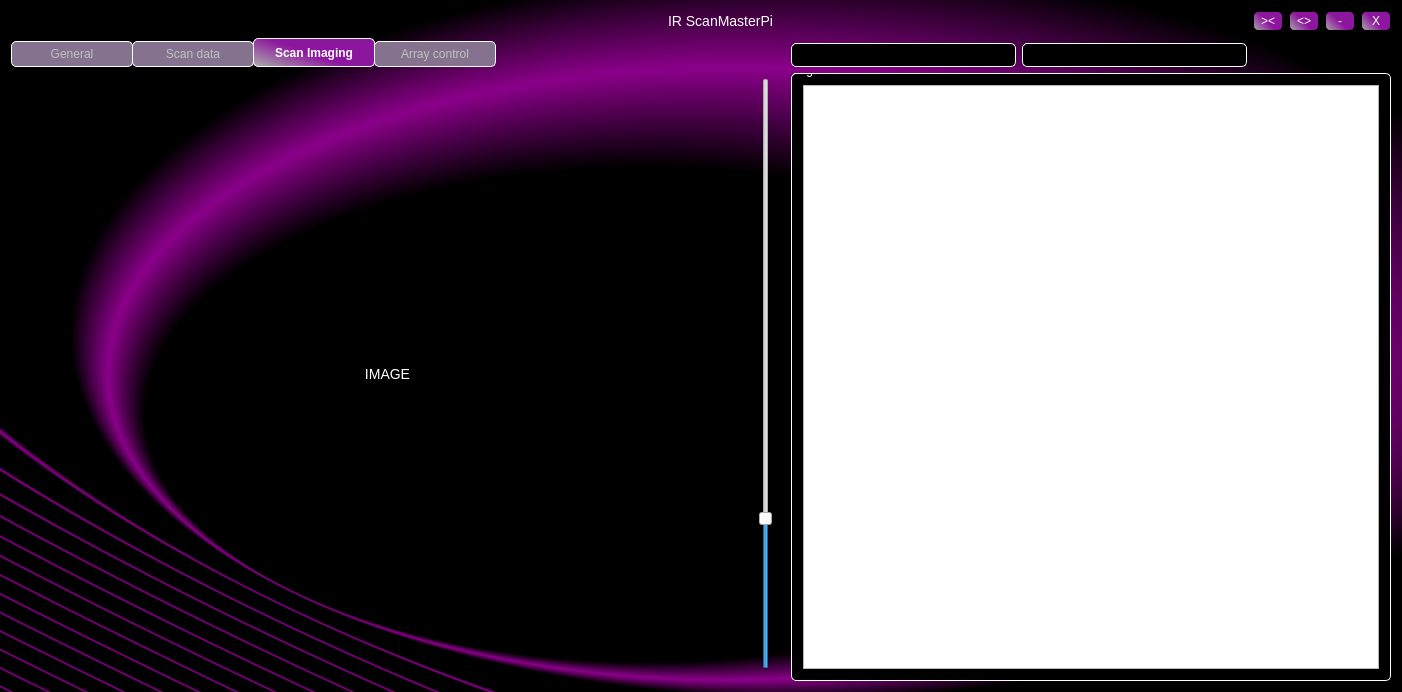
The window that ScanClientGui/scanclientgui.ui (CtScanMasters/ScanClient) describes before a commit, drawn with Qt 5.
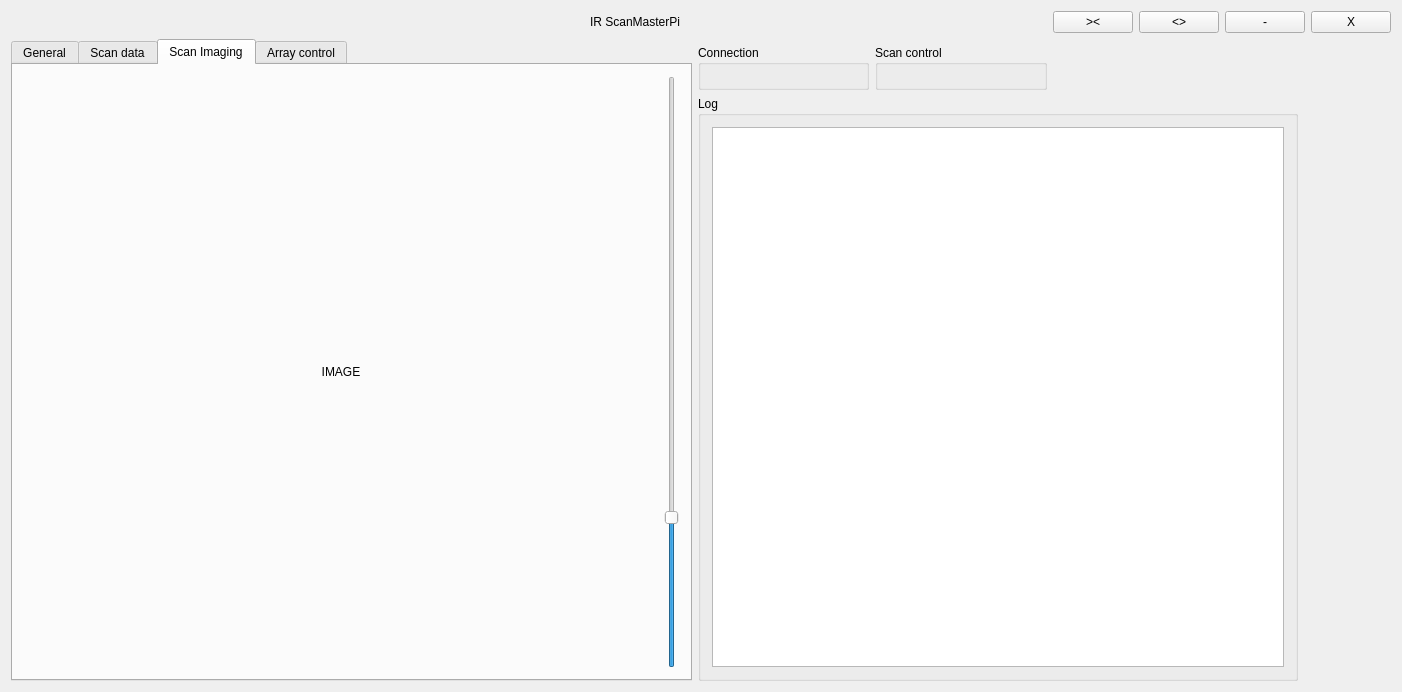
The same window after the commit. Custom widgets are drawn as their Qt base class.

What changed in the file:
```diff
--- a/ScanClientGui/scanclientgui.ui
+++ b/ScanClientGui/scanclientgui.ui
@@ -14,168 +14,7 @@
    <string>ScanClientGui</string>
   </property>
   <property name="styleSheet">
-   <string notr="true">QMainWindow{
-	background-color:qradialgradient(spread:reflect, cx:0.519, cy:0.540437, radius:0.442, fx:0.215, fy:0.848256, stop:0.808096 rgba(0, 0, 0, 255), stop:1 rgba(138, 0, 137, 255));
-}
-
-QGroupBox {
-	background-color: rgb(0, 0, 0);
-	margin-top: 2em;
-	border-radius: 5px;
-	border: 1px solid rgb(255, 255, 255);
-}
-
-QGroupBox::title {
-	background-color: transparent;
-	color:rgb(255, 255, 255);
-	padding-top: -20px;
-	margin-top: -1em;
-    font-size: 18px;
-    font-weight: bold;
-
-}
-
-QLineEdit{
-    qproperty-alignment: AlignCenter;
-	border-radius: 5px;
-	font-size: 12px;
-	font-weight: bold;
-}
-
-QLabel{
-	color: rgb(255, 255, 255);
-	font-size: 14px;
-}
-
-QPushButton{
-
-	border: 1px solid rgb(0, 0, 0);
-	border-radius: 5px;
-	background-color:qlineargradient(spread:pad, x1:1, y1:0.346591, x2:0, y2:1, stop:0.455056 rgba(141, 22, 158, 255), stop:0.983146 rgba(169, 169, 169, 255));
-	color: white;
-	min-height: 18px;
-}
-
-QPushButton:pressed {
-	border: 1px solid rgb(255, 255, 255);
-	background-color:rgb(111, 111, 111);
-}
-
-QProgressBar::chunk:horizontal {
-	background: qlineargradient(spread:pad, x1:1, y1:0.346591, x2:0, y2:1, stop:0.0730337 rgba(103, 16, 115, 255), stop:0.983146 rgba(169, 169, 169, 255));
-	border-radius: 5px;
-}
-
-QProgressBar:horizontal {
-	border: 1px white;
-	border-radius: 5px;
-	background: rgb(100, 100, 100);
-	padding: 1px;
-
-}
-
-QTabWidget::pane {
-	border-radius: 5px;
-	background: qlineargradient(spread:pad, x1:0, y1:0, x2:1, y2:0, stop:1 rgba(0, 0, 0, 0));
-	padding: 1px;
-
-}
-
-QTabWidget::tab-bar:top {
-    top: 1px;
-}
-
-QTabWidget::tab-bar:bottom {
-    bottom: 1px;
-}
-
-QTabWidget::tab-bar:left {
-    right: 1px;
-}
-
-QTabWidget::tab-bar:right {
-    left: 1px;
-}
-
-QTabBar::tab {
-    border: 1px solid black;
-	width: 100px;
-	border-radius: 5px;
-	border: 1px solid rgb(255, 255, 255);
-}
-
-QTabBar::tab:selected {
-    background: qlineargradient(spread:pad, x1:1, y1:0.346591, x2:0, y2:1, stop:0.455056 rgba(141, 22, 158, 255), stop:0.983146 rgba(169, 169, 169, 255));
-	color: rgb(255,255,255);
-	font-weight: bold;
-	border-radius: 5px;
-	border: 1px solid rgb(255, 255, 255);
-}
-
-QTabBar::tab:!selected {
-    background: rgb(133, 114, 143);
-	color: silver;
-	border-radius: 5px;
-	border: 1px solid rgb(255, 255, 255);
-}
-
-QTabBar::tab:!selected:hover {
-    background: white;
-}
-
-QTabBar::tab:top:!selected {
-    margin-top: 3px;
-}
-
-QTabBar::tab:bottom:!selected {
-    margin-bottom: 3px;
-}
-
-QTabBar::tab:top, QTabBar::tab:bottom {
-    min-width: 8ex;
-    margin-right: -1px;
-    padding: 5px 10px 5px 10px;
-}
-
-QTabBar::tab:top:selected {
-    border-bottom-color: none;
-}
-
-QTabBar::tab:bottom:selected {
-    border-top-color: none;
-}
-
-QTabBar::tab:top:last, QTabBar::tab:bottom:last,
-QTabBar::tab:top:only-one, QTabBar::tab:bottom:only-one {
-    margin-right: 0;
-}
-
-QTabBar::tab:left:!selected {
-    margin-right: 3px;
-}
-
-QTabBar::tab:right:!selected {
-    margin-left: 3px;
-}
-
-QTabBar::tab:left, QTabBar::tab:right {
-    min-height: 8ex;
-    margin-bottom: -1px;
-    padding: 10px 5px 10px 5px;
-}
-
-QTabBar::tab:left:selected {
-    border-left-color: none;
-}
-
-QTabBar::tab:right:selected {
-    border-right-color: none;
-}
-
-QTabBar::tab:left:last, QTabBar::tab:right:last,
-QTabBar::tab:left:only-one, QTabBar::tab:right:only-one {
-    margin-bottom: 0;
-}</string>
+   <string notr="true"/>
   </property>
   <widget class="QWidget" name="centralWidget">
    <layout class="QGridLayout" name="gridLayout">
```
